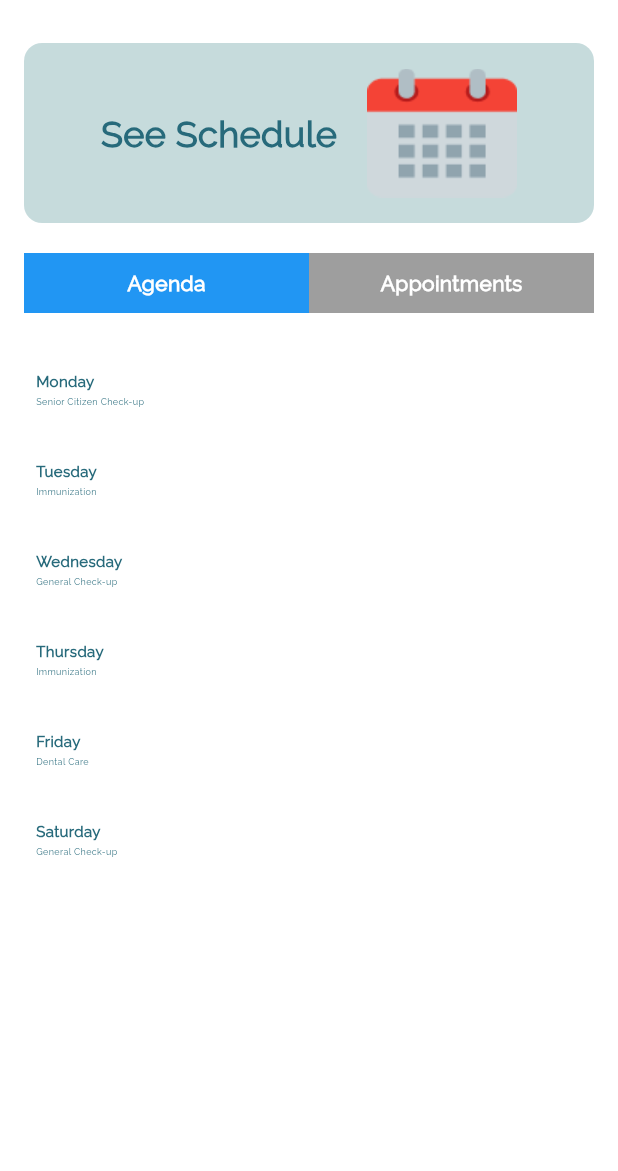
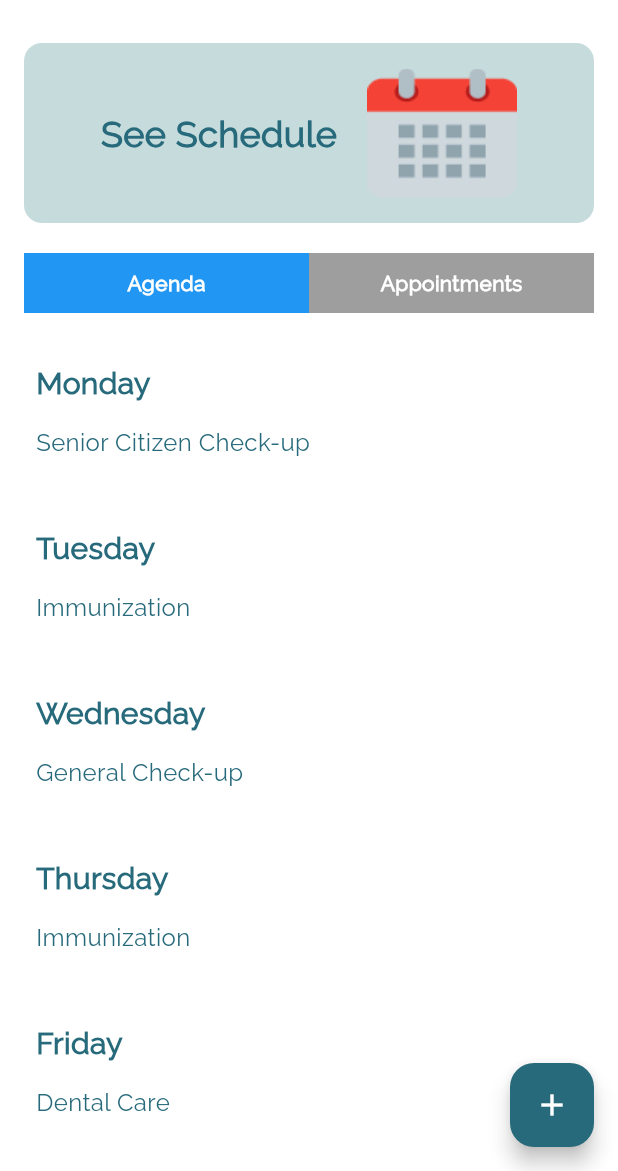
Before and after one commit to Errol13/KLK, a Flutter app: the CheckUpPage screen opened directly, on a phone screen of 412 x 824 dp, the part 65-1236 px from its top. Run offline on Flutter 3.47's test engine with Material 3 defaults, Android fonts, the phone set to English and light mode, and no system bars; our stand-ins replace cloud_firestore, email_validator, firebase_auth, firebase_core, image_picker, like_button and 3 more; missing offline and left inert: flutter_phone_direct_caller, humanitarian_icons; accounts and stored records are empty.

Commit message:
with ui appointment

```diff
--- a/lib/main.dart
+++ b/lib/main.dart
@@ -24,6 +24,9 @@ class MyApp extends StatelessWidget {
         primarySwatch: Colors.blue,
         colorScheme: const ColorScheme.light(background: Color(0xFFE6E7E8)),
         useMaterial3: true,
+        appBarTheme: AppBarTheme(
+          backgroundColor: Colors.white,
+        )
       ),
       home: SplashScreen(),
       debugShowCheckedModeBanner: false,
--- a/lib/screens/add_appointment.dart
+++ b/lib/screens/add_appointment.dart
@@ -180,6 +180,7 @@ class _AddAppointmentPageState extends State<AddAppointmentPage> {
                 controller: allergiesController,
                 decoration: InputDecoration(
                   labelText: 'Allergies',
+                  hintText: 'e.g., peanuts, chicken',
                   labelStyle: TextStyle(
                     color: Color(0xff276A7B),
                     fontSize: 16,
@@ -322,12 +323,22 @@ class _AddAppointmentPageState extends State<AddAppointmentPage> {
   }
 
   Future<void> _selectDate(BuildContext context) async {
+    final DateTime currentDate = DateTime.now();
+    final DateTime lastSelectableDate =
+        currentDate.add(Duration(days: 30)); // Limit to one month
+
     final DateTime? picked = await showDatePicker(
       context: context,
-      initialDate: DateTime.now(),
-      firstDate: DateTime(1900),
-      lastDate: DateTime.now(),
+      initialDate: currentDate,
+      firstDate: currentDate,
+      lastDate: lastSelectableDate,
+      selectableDayPredicate: (DateTime date) {
+        // Disable yesterday's dates and allow only succeeding dates within one month
+        return date.isAfter(currentDate.subtract(Duration(days: 1))) &&
+            date.isBefore(lastSelectableDate);
+      },
     );
+
     if (picked != null) {
       _handleDateSelection(picked);
     }
--- a/lib/screens/call_page.dart
+++ b/lib/screens/call_page.dart
@@ -72,7 +72,7 @@ class _CallPageState extends State<CallPage> {
                           style: TextStyle(
                             fontSize: 24,
                             fontWeight: FontWeight.bold,
-                            color: Color(0xFF276A7B),
+                            color: Colors.white,
                           ),
                         ),
                         Text(
@@ -80,7 +80,7 @@ class _CallPageState extends State<CallPage> {
                           style: TextStyle(
                             fontSize: 24,
                             fontWeight: FontWeight.bold,
-                            color: Color(0xFF276A7B),
+                            color: Colors.white,
                           ),
                         ),
                       ],
--- a/lib/screens/checkup_page.dart
+++ b/lib/screens/checkup_page.dart
@@ -1,4 +1,5 @@
 import 'package:flutter/material.dart';
+import 'package:intl/intl.dart';
 import 'package:klinikonek_project/screens/add_appointment.dart';
 
 class CheckUpPage extends StatefulWidget {
@@ -29,7 +30,17 @@ class CheckUpForm {
 }
 
 class _CheckUpPageState extends State<CheckUpPage> {
-  List<String> appointments = []; // List to store appointments
+  List<CheckUpForm> appointments = [
+    CheckUpForm(
+      primaryDoctor: "Doctor Lewis",
+      symptoms: ['cough', 'phlegm'],
+      medications: ['Ambroxol', 'Symdex-D'],
+      allergies: ['None'],
+      checkUpDate: DateTime(2023, 12, 12),
+      approval: 'approved',
+    ),
+  ];
+
   List<String> days = [
     "Monday",
     "Tuesday",
@@ -47,8 +58,7 @@ class _CheckUpPageState extends State<CheckUpPage> {
     "General Check-up"
   ];
 
-  // Index to track the current page (Agenda or Appointments)
-  int _selectedColumn = 0; // 0 for Agenda, 1 for Appointments
+  bool showAgenda = true;
 
   @override
   Widget build(BuildContext context) {
@@ -71,11 +81,8 @@ class _CheckUpPageState extends State<CheckUpPage> {
       body: Padding(
         padding: EdgeInsets.all(16),
         child: Column(
-          crossAxisAlignment: CrossAxisAlignment.stretch,
           children: [
-            Align(
-              alignment: Alignment.topCenter,
-              child: Container(
+            Container(
               decoration: BoxDecoration(
                 color: Color(0xFFC6DBDC),
                 borderRadius: BorderRadius.circular(12.0),
@@ -84,7 +91,9 @@ class _CheckUpPageState extends State<CheckUpPage> {
                 mainAxisAlignment: MainAxisAlignment.center,
                 crossAxisAlignment: CrossAxisAlignment.center,
                 children: [
-                    Column(
+                  Align(
+                    alignment: Alignment.topCenter,
+                    child: Column(
                       mainAxisAlignment: MainAxisAlignment.center,
                       crossAxisAlignment: CrossAxisAlignment.start,
                       children: [
@@ -98,6 +107,7 @@ class _CheckUpPageState extends State<CheckUpPage> {
                         ),
                       ],
                     ),
+                  ),
                   SizedBox(width: 20),
                   SizedBox(
                     width: 100,
@@ -109,24 +119,18 @@ class _CheckUpPageState extends State<CheckUpPage> {
                 ],
               ),
             ),
-            ),
             SizedBox(height: 20),
-
-            //Use IndexedStack for 2 columns
             Row(
               children: [
                 Expanded(
                   child: GestureDetector(
                     onTap: () {
                       setState(() {
-                        _selectedColumn = 0; //agenda
+                        showAgenda = true;
                       });
                     },
                     child: Container(
-                      color: _selectedColumn == 0
-                          ? Colors.blue
-                          : Colors
-                              .grey, //color selected and color when not selected
+                      color: showAgenda ? Colors.blue : Colors.grey,
                       padding: EdgeInsets.all(10),
                       child: Center(
                         child: Text(
@@ -144,14 +148,11 @@ class _CheckUpPageState extends State<CheckUpPage> {
                   child: GestureDetector(
                     onTap: () {
                       setState(() {
-                        _selectedColumn = 1;
+                        showAgenda = false;
                       });
                     },
                     child: Container(
-                      color: _selectedColumn == 1
-                          ? Colors.green
-                          : Colors
-                              .grey, //color selected and color when not selected
+                      color: !showAgenda ? Colors.green : Colors.grey,
                       padding: EdgeInsets.all(10),
                       child: Center(
                         child: Text(
@@ -168,46 +169,45 @@ class _CheckUpPageState extends State<CheckUpPage> {
               ],
             ),
             SizedBox(height: 20),
-
-            // Use IndexedStack to switch between columns
-            IndexedStack(
-              index: _selectedColumn,
+            Expanded(
+              child: ListView(
                 children: [
-                // Agenda Column
-                Column(
+                  // Display Agenda or Appointments based on the selected state
+                  showAgenda
+                      ? Column(
                           children: [
-                    SizedBox(height: 5),
-
                             // Add 6 containers for each day
                             for (int i = 0; i < 6; i++)
                               Container(
-                        height: 50,
+                                decoration: BoxDecoration(
+                                  color: Colors.white,
+                                  borderRadius: BorderRadius.circular(12.0),
+                                ),
+                                height: 100,
                                 margin: EdgeInsets.symmetric(vertical: 5),
-                        color: Colors.white,
                                 child: Padding(
                                   padding: const EdgeInsets.all(8.0),
                                   child: Column(
-                            crossAxisAlignment: CrossAxisAlignment.stretch,
+                                    crossAxisAlignment:
+                                        CrossAxisAlignment.stretch,
                                     children: [
                                       Expanded(
                                         child: Text(
                                           days[i],
                                           style: TextStyle(
                                             color: Color(0xFF276A7B),
-                                    fontSize: 10,
+                                            fontSize: 20,
                                             fontWeight: FontWeight.bold,
                                           ),
                                         ),
                                       ),
-
                                       SizedBox(height: 3),
-
                                       Expanded(
                                         child: Text(
                                           agenda[i],
                                           style: TextStyle(
-                                    fontSize: 6,
-                                    color:Color(0xFF276A7B),
+                                            fontSize: 16,
+                                            color: Color(0xFF276A7B),
                                           ),
                                         ),
                                       ),
@@ -217,23 +217,57 @@ class _CheckUpPageState extends State<CheckUpPage> {
                                 ),
                               ),
                           ],
+                        )
+                      : Column(
+                          children: [
+                            // Display appointments
+                            for (CheckUpForm appointment in appointments)
+                              Container(
+                                decoration: BoxDecoration(
+                                  color:
+                                      const Color.fromARGB(255, 255, 255, 255),
+                                  borderRadius: BorderRadius.circular(12.0),
                                 ),
-
-                // Appointments Column
-                Column(
+                                // height: 80,
+                                margin: EdgeInsets.all(3),
+                                child: Padding(
+                                  padding: const EdgeInsets.all(5.0),
+                                  child: Center(
+                                    child: Text.rich(
+                                      TextSpan(
                                         children: [
-                    SizedBox(height: 10),
-                    // Display appointments
-                    for (String appointment in appointments)
-                      Container(
-                        height: 50,
-                        margin: EdgeInsets.symmetric(vertical: 5),
+                                          TextSpan(
+                                            text:
+                                                'Doctor: ${appointment.primaryDoctor}\n'
+                                                'Symptoms: ${appointment.symptoms.join(', ')}\n'
+                                                'Medications: ${appointment.medications.join(', ')}\n'
+                                                'Allergies: ${appointment.allergies.join(', ')}\n',
+                                            style: TextStyle(
+                                              fontSize: 14,
+                                              color: Color(0xFF276A7B),
+                                              fontWeight: FontWeight.bold,
+                                            ),
+                                          ),
+                                          TextSpan(
+                                            text:
+                                                'Date: ${DateFormat('MM/dd/yyyy').format(appointment.checkUpDate)}\n',
+                                            style: TextStyle(
+                                              fontSize: 14,
+                                              color: Color(0xFF276A7B),
+                                              fontWeight: FontWeight.bold,
+                                            ),
+                                          ),
+                                          TextSpan(
+                                            text:
+                                                '${appointment.approval != null ? appointment.approval!.toUpperCase() : 'N/A'}',
+                                            style: TextStyle(
+                                              fontSize: 14,
                                               color: Colors.green,
-                        child: Center(
-                          child: Text(
-                            appointment,
-                            style: TextStyle(
-                              color: Colors.white,
+                                              fontWeight: FontWeight.bold,
+                                            ),
+                                          ),
+                                        ],
+                                      ),
                                     ),
                                   ),
                                 ),
@@ -242,11 +276,11 @@ class _CheckUpPageState extends State<CheckUpPage> {
                         ),
                 ],
               ),
+            ),
           ],
         ),
       ),
-      floatingActionButton: _selectedColumn == 1
-          ? FloatingActionButton(
+      floatingActionButton: FloatingActionButton(
         onPressed: () async {
           // Navigate to the AddAppointmentPage and await the result
           final CheckUpForm newAppointment = await Navigator.push(
@@ -257,14 +291,13 @@ class _CheckUpPageState extends State<CheckUpPage> {
           // Check if result is not null and update the appointments list
           if (newAppointment != null && newAppointment is CheckUpForm) {
             setState(() {
-                    appointments.add(newAppointment as String);
+              appointments.add(newAppointment as CheckUpForm);
             });
           }
         },
         backgroundColor: Color(0xFF276A7B),
         child: Icon(Icons.add),
-            )
-          : null, // set to null as to not display it in Agenda Column
+      ),
     );
   }
 }
--- a/lib/screens/privacy_security_page.dart
+++ b/lib/screens/privacy_security_page.dart
@@ -338,7 +338,7 @@ class _PSPageState extends State<PSPage> {
                       ));
                     },
                     style: ElevatedButton.styleFrom(
-                      primary: Color(0xFF276A7B),
+                      backgroundColor: Color(0xFF276A7B),
                     ),
                     child: const Text('Save',
                         style: TextStyle(
@@ -346,15 +346,16 @@ class _PSPageState extends State<PSPage> {
                           color: Color.fromARGB(255, 255, 255, 255),
                         ))),
               ),
-              SizedBox(
-                height: 250,
+              Expanded(
+                child: SizedBox(
+                ),
               ),
               Align(
                 alignment: Alignment.center,
                 child: ElevatedButton(
                     onPressed: _show,
                     style: ElevatedButton.styleFrom(
-                      primary: Color.fromARGB(255, 199, 37, 32),
+                      backgroundColor: Color.fromARGB(255, 199, 37, 32),
                     ),
                     child: const Text('Delete',
                         style: TextStyle(
```
Also changed, not shown: assets/Call.png, assets/Call1.png (added). Lines whose indentation alone changed are shown as unchanged.
